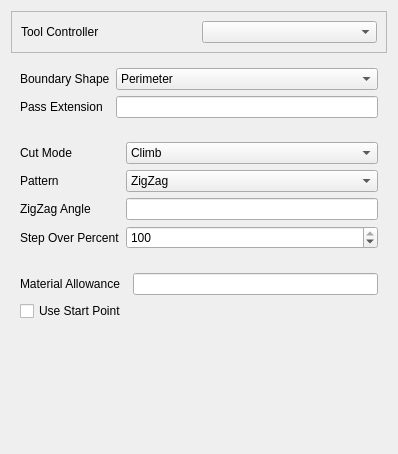
The window that src/Mod/Path/Gui/Resources/panels/PageOpPocketFullEdit.ui (berndhahnebach/All_FreeCAD) describes before a commit, drawn with Qt 5.
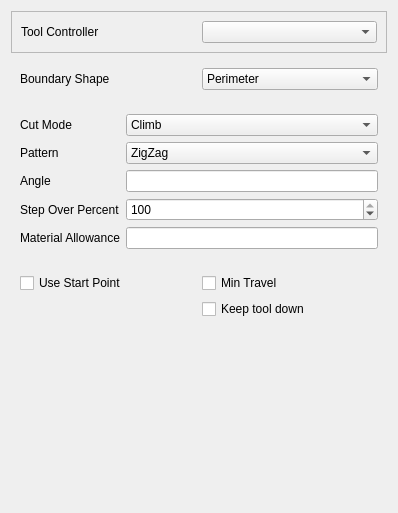
The same window after the commit. Custom widgets are drawn as their Qt base class.

Commit message: Refactored pocket and facing to use the same base class; added min travel and keep tool down to the interface - latter one is hidden since it currently doesn't seem to work.

Diff of the .ui file:
```diff
--- a/src/Mod/Path/Gui/Resources/panels/PageOpPocketFullEdit.ui
+++ b/src/Mod/Path/Gui/Resources/panels/PageOpPocketFullEdit.ui
@@ -7,7 +7,7 @@
     <x>0</x>
     <y>0</y>
     <width>398</width>
-    <height>454</height>
+    <height>513</height>
    </rect>
   </property>
   <property name="windowTitle">
@@ -67,20 +67,6 @@
         </item>
        </widget>
       </item>
-      <item row="1" column="0">
-       <widget class="QLabel" name="label_8">
-        <property name="text">
-         <string>Pass Extension</string>
-        </property>
-       </widget>
-      </item>
-      <item row="1" column="1">
-       <widget class="Gui::InputField" name="passExtension">
-        <property name="toolTip">
-         <string>&lt;html&gt;&lt;head/&gt;&lt;body&gt;&lt;p&gt;Specify by how much the facing operation should be extended beyond the shape boundaries defined by above selection.&lt;/p&gt;&lt;/body&gt;&lt;/html&gt;</string>
-        </property>
-       </widget>
-      </item>
      </layout>
     </widget>
    </item>
@@ -166,7 +152,7 @@
       <item row="2" column="0">
        <widget class="QLabel" name="label_4">
         <property name="text">
-         <string>ZigZag Angle</string>
+         <string>Angle</string>
         </property>
        </widget>
       </item>
@@ -203,26 +189,26 @@
         </property>
        </widget>
       </item>
-     </layout>
-    </widget>
-   </item>
-   <item>
-    <widget class="QWidget" name="pocketWidget" native="true">
-     <layout class="QGridLayout" name="gridLayout">
-      <item row="0" column="0">
-       <widget class="QLabel" name="label_7">
+      <item row="4" column="0">
+       <widget class="QLabel" name="extraOffsetLabel">
         <property name="text">
          <string>Material Allowance</string>
         </property>
        </widget>
       </item>
-      <item row="0" column="1">
+      <item row="4" column="1">
        <widget class="Gui::InputField" name="extraOffset">
         <property name="toolTip">
          <string>&lt;html&gt;&lt;head/&gt;&lt;body&gt;&lt;p&gt;The amount of material that should be left by this operation in relation to the target shape.&lt;/p&gt;&lt;/body&gt;&lt;/html&gt;</string>
         </property>
        </widget>
       </item>
+     </layout>
+    </widget>
+   </item>
+   <item>
+    <widget class="QWidget" name="pocketWidget" native="true">
+     <layout class="QGridLayout" name="gridLayout">
       <item row="1" column="0">
        <widget class="QCheckBox" name="useStartPoint">
         <property name="toolTip">
@@ -233,6 +219,20 @@
         </property>
        </widget>
       </item>
+      <item row="3" column="1">
+       <widget class="QCheckBox" name="keepToolDown">
+        <property name="text">
+         <string>Keep tool down</string>
+        </property>
+       </widget>
+      </item>
+      <item row="1" column="1">
+       <widget class="QCheckBox" name="minTravel">
+        <property name="text">
+         <string>Min Travel</string>
+        </property>
+       </widget>
+      </item>
      </layout>
     </widget>
    </item>
```
Left out of the diff: 8 changed lines with no effect on the pictures. The commit also changes 6 other files.
